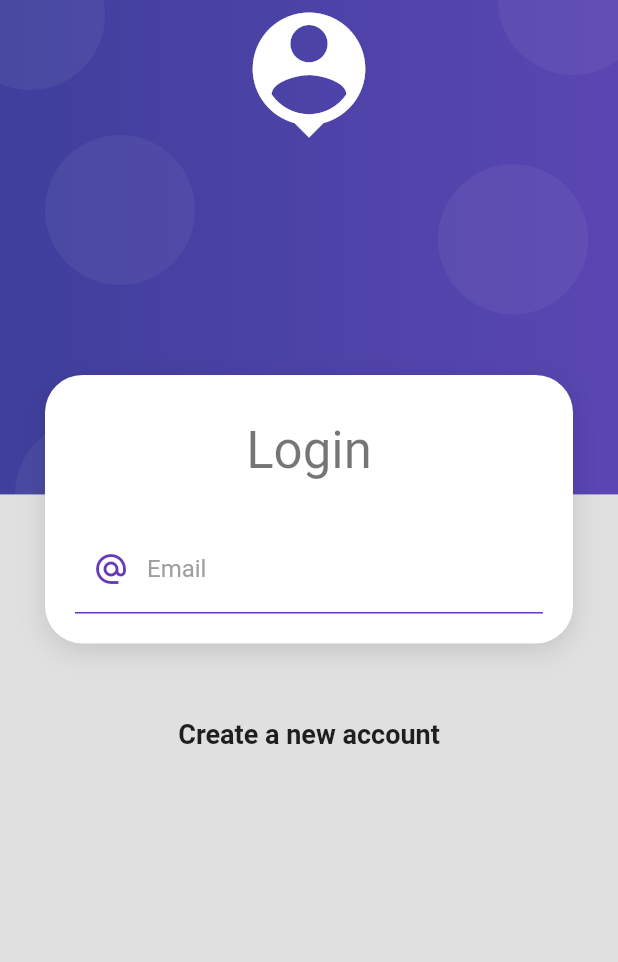
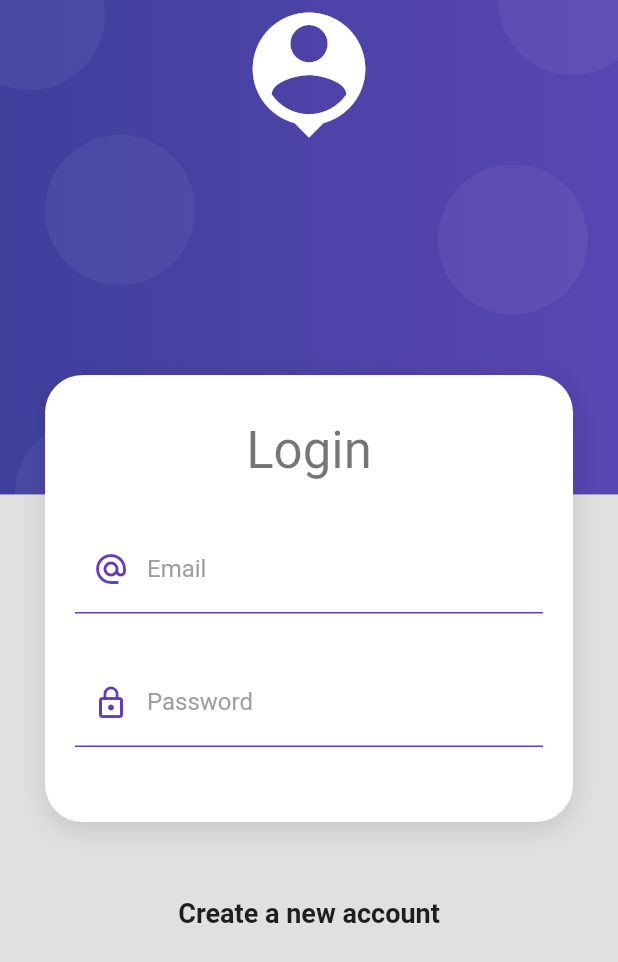
Before and after one commit to dtlucho/flutter_products, a Flutter app: the screen it shows after launch, on a phone screen of 412 x 824 dp. Shown: the top 962 px of the screen. Run offline on Flutter 3.47's test engine with Material 2 defaults, Android fonts, the phone set to English and light mode, and no system bars.

Commit message:
password text input

```diff
--- a/lib/screens/login_screen.dart
+++ b/lib/screens/login_screen.dart
@@ -54,6 +54,18 @@ class _LoginForm extends StatelessWidget {
                 prefixIcon: Icons.alternate_email_sharp,
               ),
             ),
+            const SizedBox(height: 30),
+            TextFormField(
+              autocorrect: false,
+              obscureText: true,
+              keyboardType: TextInputType.visiblePassword,
+              decoration: FormInputDecoration.authInputDecoration(
+                hintText: "*****",
+                labelText: "Password",
+                prefixIcon: Icons.lock_outline,
+              ),
+            ),
+            const SizedBox(height: 30),
           ],
         ),
       ),
```
